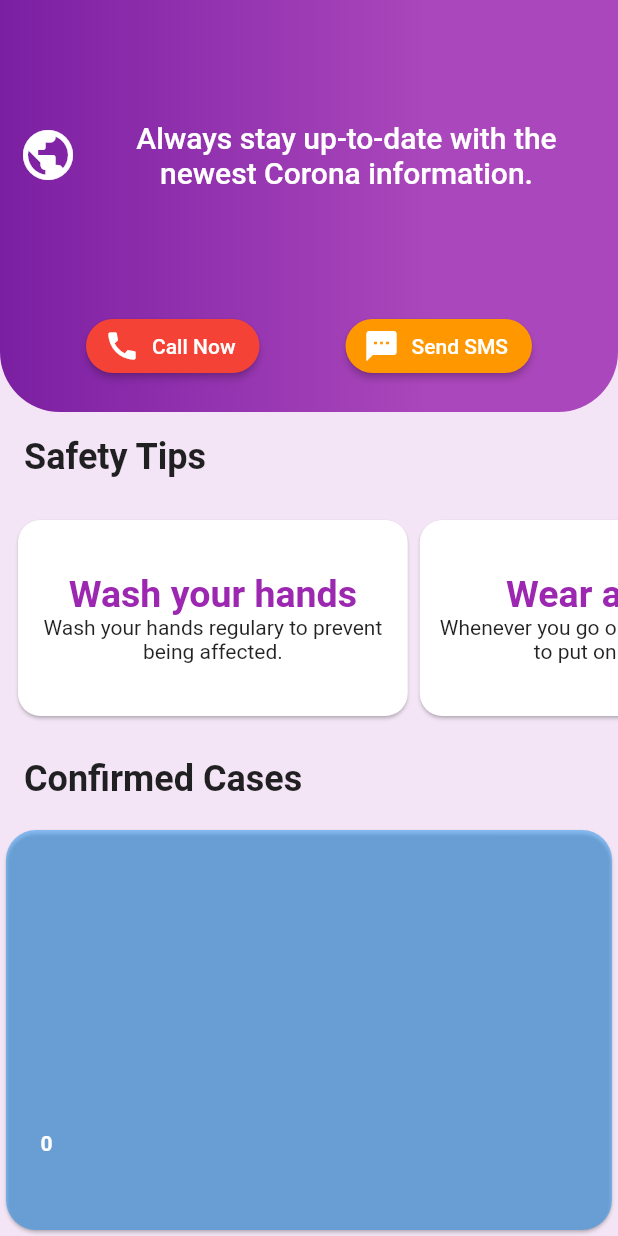
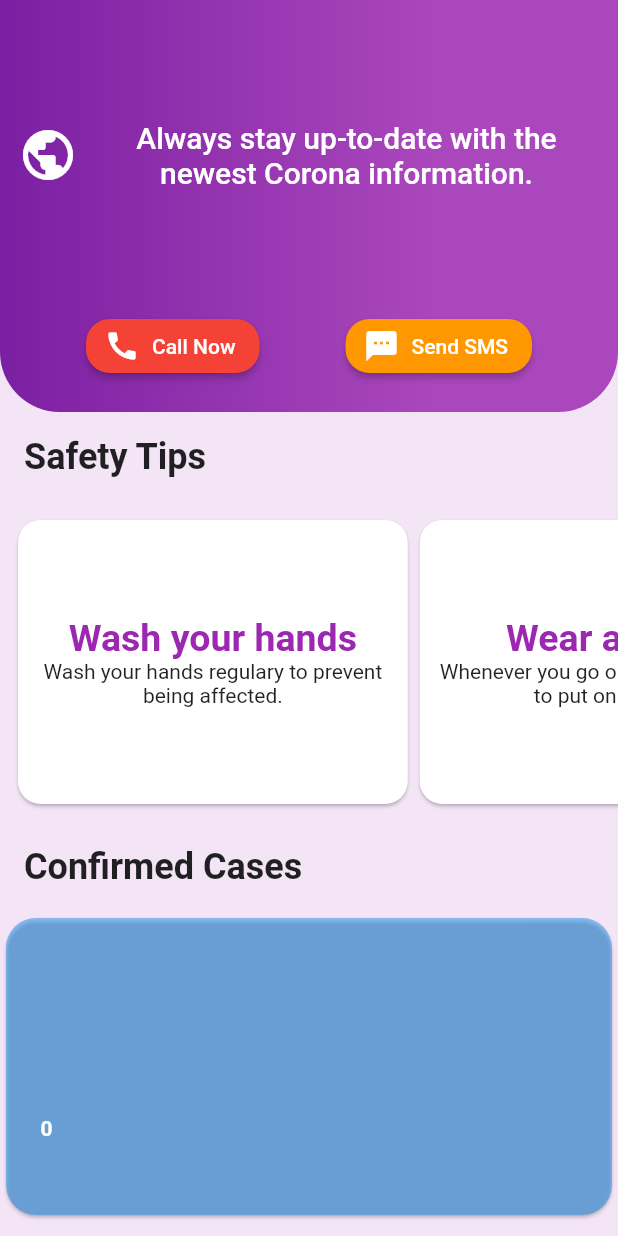
Before and after one commit to gonzochic/twodigits_fy20_flutter, a Flutter app: the screen it shows after launch, on a phone screen of 412 x 824 dp. Run offline on Flutter 3.47's test engine with Material 2 defaults, Android fonts, the light colour scheme and no system bars; drawn by our look-alikes of fl_chart; network calls fail.

Commit message:
refactored and added additional screen

```diff
--- a/lib/chart.dart
+++ b/lib/chart.dart
@@ -7,7 +7,7 @@ class TDChart extends StatelessWidget {
   @override
   Widget build(BuildContext context) {
     return Container(
-      height: MediaQuery.of(context).size.height / 3,
+      height: MediaQuery.of(context).size.height / 4,
       child: Card(
         shape: RoundedRectangleBorder(borderRadius: BorderRadius.circular(20)),
         color: Colors.blue.withOpacity(0.5),
--- a/lib/main.dart
+++ b/lib/main.dart
@@ -1,9 +1,10 @@
 import 'package:fl_chart/fl_chart.dart';
 import 'package:flutter/material.dart';
+import 'package:two_digits/cases.dart';
 
 import 'chart.dart';
 import 'header.dart';
-import 'list.dart';
+import 'tips.dart';
 
 void main() {
   runApp(MyApp());
@@ -13,13 +14,13 @@ class MyApp extends StatelessWidget {
   @override
   Widget build(BuildContext context) {
     return MaterialApp(
-      title: 'Flutter Demo',
+      title: 'Flutter for Twodigits Day',
       debugShowCheckedModeBanner: false,
       theme: ThemeData(
         primarySwatch: Colors.purple,
         buttonTheme: ButtonThemeData(
           shape:
-              RoundedRectangleBorder(borderRadius: BorderRadius.circular(20.0)),
+              RoundedRectangleBorder(borderRadius: BorderRadius.circular(16.0)),
         ),
         visualDensity: VisualDensity.adaptivePlatformDensity,
       ),
@@ -50,7 +51,7 @@ class _MyHomePageState extends State<MyHomePage> {
               textAlign: TextAlign.start,
             ),
           ),
-          TDList(),
+          Tips(),
           Container(
             padding: const EdgeInsets.all(16.0),
             alignment: Alignment.centerLeft,
@@ -60,7 +61,17 @@ class _MyHomePageState extends State<MyHomePage> {
               textAlign: TextAlign.start,
             ),
           ),
-          TDChart(),
+          GestureDetector(
+              onTap: () {
+                Navigator.push(
+                  context,
+                  MaterialPageRoute(builder: (context) => ConfirmedCases()),
+                );
+              },
+              child: TDChart()),
+          Container(
+            height: 10,
+          ),
         ],
       ),
     );
--- a/lib/list.dart
+++ b/lib/tips.dart
@@ -1,22 +1,31 @@
 import 'package:flutter/material.dart';
 
-class TDList extends StatelessWidget {
+class Tip {
+  final String title;
+  final String description;
+
+  const Tip(this.title, this.description);
+}
+
+class Tips extends StatelessWidget {
+  static const tips = [
+    Tip("Wash your hands",
+        "Wash your hands regulary to prevent being affected."),
+    Tip("Wear a mask",
+        "Whenever you go outside, don't forget to put on a mask."),
+    Tip("Keep distance", "Keep at least 1.5m distance to others"),
+  ];
   @override
   Widget build(BuildContext context) {
     return Expanded(
-      child: ListView(
+      child: ListView.builder(
         scrollDirection: Axis.horizontal,
         padding: EdgeInsets.all(8.0),
-        children: <Widget>[
-          _buildListElement(context, "Wash your hands",
-              "Wash your hands regulary to prevent being affected."),
-          _buildListElement(context, "Wear a mask",
-              "Whenever you go outside, don't forget to put on a mask."),
-          _buildListElement(context, "Wash your hands",
-              "Wash your hands regulary to prevent being affected."),
-          _buildListElement(context, "Wash your hands",
-              "Wash your hands regulary to prevent being affected."),
-        ],
+        itemCount: tips.length,
+        itemBuilder: (context, index) {
+          final tip = tips[index];
+          return _buildListElement(context, tip.title, tip.description);
+        },
       ),
     );
   }
```
Also changed, not shown: lib/cases.dart (added, +53 -0 lines), pubspec.lock.
